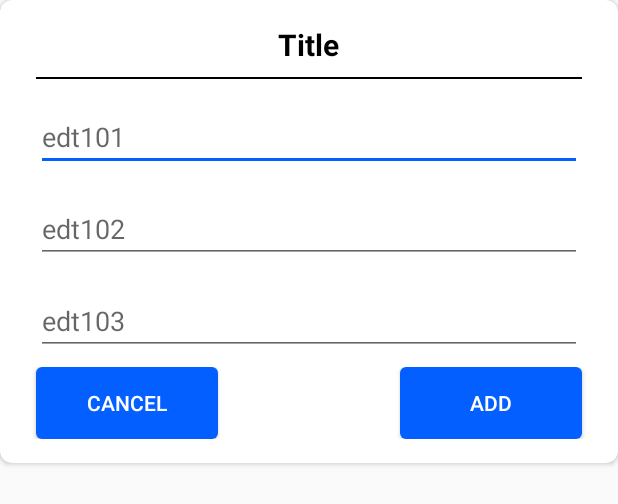
After one commit to NguyenHuuKien1105/Prm_project, an Android app: the layout manager_dialog.xml on its own in the app's theme, with its tools: preview values and no code run, on a phone screen of 412 x 824 dp. The commit adds this screen. Shown: the top 504 px of the screen. Run offline under Robolectric (Android 15) with nearby library versions, the phone set to English and light mode, and no system bars.

Commit message:
Update Life

```diff
--- a/app/src/main/AndroidManifest.xml
+++ b/app/src/main/AndroidManifest.xml
@@ -15,6 +15,9 @@
         android:theme="@style/Theme.Prm"
         tools:targetApi="31">
         <activity
+            android:name=".MainActivity"
+            android:exported="false" />
+        <activity
             android:name=".RegisterActivity"
             android:exported="false" />
         <activity
@@ -30,7 +33,7 @@
             android:name=".StudentActivity"
             android:exported="false" />
         <activity
-            android:name=".MainActivity"
+            android:name=".ManagerActivity"
             android:exported="true">
             <intent-filter>
                 <action android:name="android.intent.action.MAIN" />
--- a/app/src/main/java/com/example/prm/LoginActivity.java
+++ b/app/src/main/java/com/example/prm/LoginActivity.java
@@ -21,4 +21,7 @@ public class LoginActivity extends AppCompatActivity {
             return insets;
         });
     }
+
+
+
 }
--- a/app/src/main/java/com/example/prm/MyDialog.java
+++ b/app/src/main/java/com/example/prm/MyDialog.java
@@ -39,6 +39,9 @@ public class MyDialog extends DialogFragment {
         void onClick(String text1, String text2);
     }
 
+    public interface OnCLickListener2 {
+        void onClick(String text1, String text2,int roll);
+    }
     public void setListener(OnCLickListener listener) {
         this.listener = listener;
     }
--- a/app/src/main/java/com/example/prm/UserItem.java
+++ b/app/src/main/java/com/example/prm/UserItem.java
@@ -9,6 +9,12 @@ public class UserItem {
     public UserItem(String username, String password) {
         this.username = username;
         this.password = password;
+    }
+
+    public UserItem(String username, String password, int roll) {
+        this.username = username;
+        this.password = password;
+        this.roll = roll;
     }
 
     public String getUsername() {
--- /dev/null
+++ b/app/src/main/res/layout/manager_dialog.xml
@@ -0,0 +1,90 @@
+<?xml version="1.0" encoding="utf-8"?>
+<androidx.cardview.widget.CardView xmlns:android="http://schemas.android.com/apk/res/android"
+    xmlns:app="http://schemas.android.com/apk/res-auto"
+    android:layout_width="match_parent"
+    android:layout_height="wrap_content"
+    android:orientation="vertical"
+    app:cardCornerRadius="8dp">
+
+    <LinearLayout
+        android:layout_width="match_parent"
+        android:layout_height="wrap_content"
+        android:orientation="vertical"
+        android:padding="16dp">
+
+        <TextView
+            android:id="@+id/titleDialog"
+            android:layout_width="wrap_content"
+            android:layout_height="wrap_content"
+            android:layout_gravity="center_horizontal"
+            android:text="Title"
+            android:textColor="@color/black"
+            android:textSize="20sp"
+            android:textStyle="bold" />
+
+        <TextView
+            android:layout_width="match_parent"
+            android:layout_height="1dp"
+            android:layout_margin="8dp"
+            android:background="@color/black" />
+
+        <EditText
+            android:id="@+id/edt101"
+            android:layout_width="match_parent"
+            android:layout_height="wrap_content"
+            android:layout_margin="8dp"
+            android:hint="edt101" />
+
+        <EditText
+            android:id="@+id/edt102"
+            android:layout_width="match_parent"
+            android:layout_height="wrap_content"
+            android:layout_margin="8dp"
+            android:hint="edt102" />
+
+        <EditText
+            android:id="@+id/edt103"
+            android:layout_width="match_parent"
+            android:layout_height="wrap_content"
+            android:layout_margin="8dp"
+            android:hint="edt103" />
+
+        <RelativeLayout
+            android:layout_width="match_parent"
+            android:layout_height="wrap_content">
+
+            <LinearLayout
+                android:layout_width="match_parent"
+                android:layout_height="wrap_content">
+
+                <Button
+                    android:id="@+id/cancel_btn"
+                    android:layout_width="0dp"
+                    android:layout_height="wrap_content"
+                    android:layout_marginStart="8dp"
+                    android:layout_weight="0.33"
+                    android:background="@drawable/round_button_colored"
+                    android:text="Cancel"
+                    android:textColor="@color/white" />
+
+                <TextView
+                    android:layout_width="0dp"
+                    android:layout_height="wrap_content"
+                    android:layout_weight="0.33" />
+
+                <Button
+                    android:id="@+id/add_btn"
+                    android:layout_width="0dp"
+                    android:layout_height="wrap_content"
+                    android:layout_marginEnd="8dp"
+                    android:layout_weight="0.33"
+                    android:background="@drawable/round_button_colored"
+                    android:text="Add"
+                    android:textColor="@color/white" />
+            </LinearLayout>
+
+
+        </RelativeLayout>
+    </LinearLayout>
+
+</androidx.cardview.widget.CardView>
```
Also changed, not shown: app/src/main/java/com/example/prm/DBHelper.java (+51 -6 lines), app/src/main/java/com/example/prm/ManagerActivity.java (added, +171 -0 lines), app/src/main/java/com/example/prm/ManagerAdapter.java (added, +74 -0 lines), app/src/main/java/com/example/prm/MyManagerDialog.java (added, +133 -0 lines), app/src/main/res/layout/activity_manager.xml (added, +33 -0 lines), app/src/main/res/layout/user_item.xml (added, +58 -0 lines).
